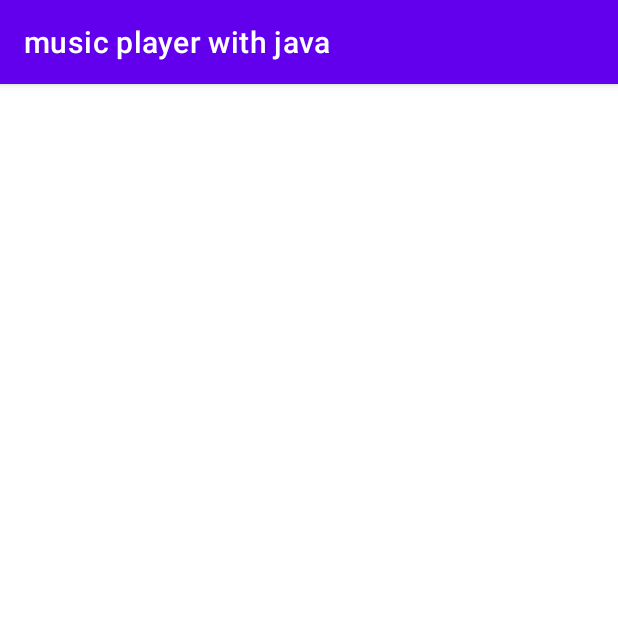
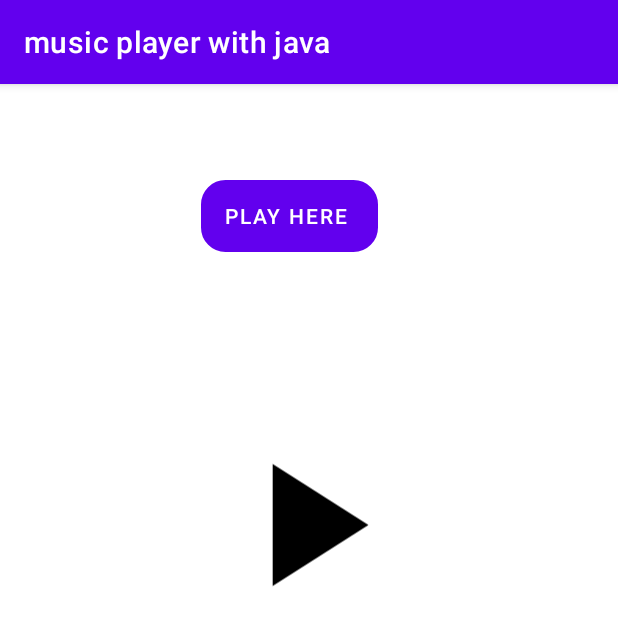
Before and after one commit to melkamu-zinabu/static-java-media-player, an Android app: the AudioActivity screen opened directly, with no data from a screen before it, on a phone screen of 412 x 824 dp. Shown: the top 626 px of the screen. Run offline under Robolectric (Android 15) with nearby library versions, the phone set to English and light mode, and no system bars.

Commit message:
layout for aduio finished

```diff
--- /dev/null
+++ b/app/src/main/res/drawable/ic_baseline_play_arrow_24.xml
@@ -0,0 +1,5 @@
+<vector android:height="24dp" android:tint="#000000"
+    android:viewportHeight="24" android:viewportWidth="24"
+    android:width="24dp" xmlns:android="http://schemas.android.com/apk/res/android">
+    <path android:fillColor="@android:color/white" android:pathData="M8,5v14l11,-7z"/>
+</vector>
--- /dev/null
+++ b/app/src/main/res/drawable/inbut_bg.xml
@@ -0,0 +1,9 @@
+<?xml version="1.0" encoding="utf-8"?>
+<selector xmlns:android="http://schemas.android.com/apk/res/android">
+    <item>
+        <shape>
+            <corners android:radius="15dp"/>
+            <stroke android:color="@color/white" android:width="2dp"/>
+        </shape>
+    </item>
+</selector>
--- a/app/src/main/res/layout/activity_audio.xml
+++ b/app/src/main/res/layout/activity_audio.xml
@@ -5,5 +5,55 @@
     android:layout_width="match_parent"
     android:layout_height="match_parent"
     tools:context=".AudioActivity">
+    <Button
+        android:id="@+id/btnplay"
+        android:layout_width="wrap_content"
+        android:layout_height="wrap_content"
+        android:layout_marginTop="64dp"
+        android:layout_marginEnd="160dp"
+        android:background="@drawable/inbut_bg"
+        android:text="play here "
+        app:layout_constraintEnd_toEndOf="parent"
+        app:layout_constraintTop_toTopOf="parent" />
+
+    <ImageView
+        android:id="@+id/imageViewplay"
+        android:layout_width="139dp"
+        android:layout_height="304dp"
+        android:layout_margin="20dp"
+        android:layout_marginBottom="644dp"
+        app:layout_constraintBottom_toBottomOf="parent"
+        app:layout_constraintEnd_toEndOf="parent"
+        app:layout_constraintHorizontal_bias="0.497"
+        app:layout_constraintStart_toStartOf="parent"
+        app:layout_constraintTop_toBottomOf="@+id/btnplay"
+        app:layout_constraintVertical_bias="0.033"
+        app:srcCompat="@drawable/ic_baseline_play_arrow_24" />
+
+    <!-- <Button
+         android:id="@+id/btnpausea"
+         android:layout_width="wrap_content"
+         android:layout_height="wrap_content"
+         android:layout_marginTop="64dp"
+         android:text="pause"
+         android:background="@drawable/input_bg"
+         app:layout_constraintEnd_toStartOf="@+id/btnsa"
+         app:layout_constraintHorizontal_bias="0.6"
+         android:onClick="onPause"
+         app:layout_constraintStart_toStartOf="parent"
+         app:layout_constraintTop_toTopOf="parent" />
+
+     <Button
+         android:id="@+id/btnsa"
+         android:layout_width="wrap_content"
+         android:layout_height="wrap_content"
+         android:layout_marginTop="64dp"
+         android:onClick="stop"
+         android:layout_marginEnd="20dp"
+         android:text="stop"
+         android:background="@drawable/input_bg"
+         app:layout_constraintEnd_toStartOf="@+id/btnpa"
+         app:layout_constraintTop_toTopOf="parent" />
+         -->
 
 </androidx.constraintlayout.widget.ConstraintLayout>
```
